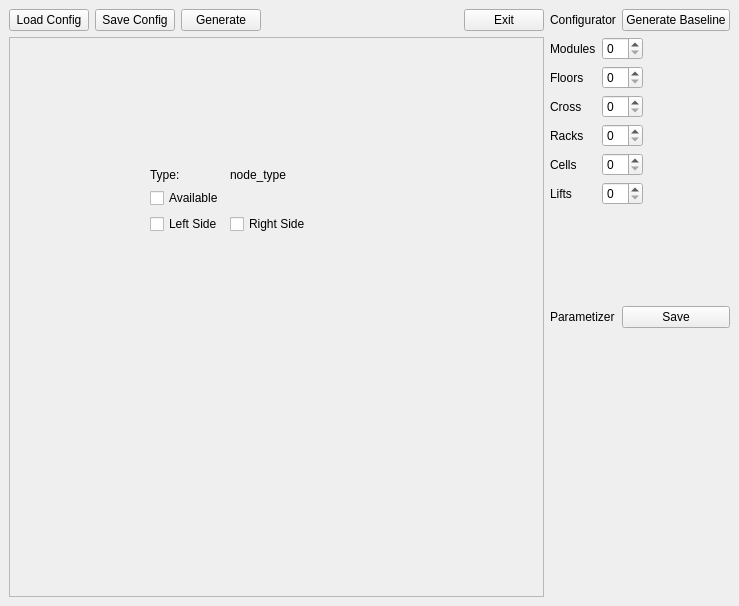
First picture: the form in ui/main_window.ui, repository azzzile/sber_RLab, before the edit.
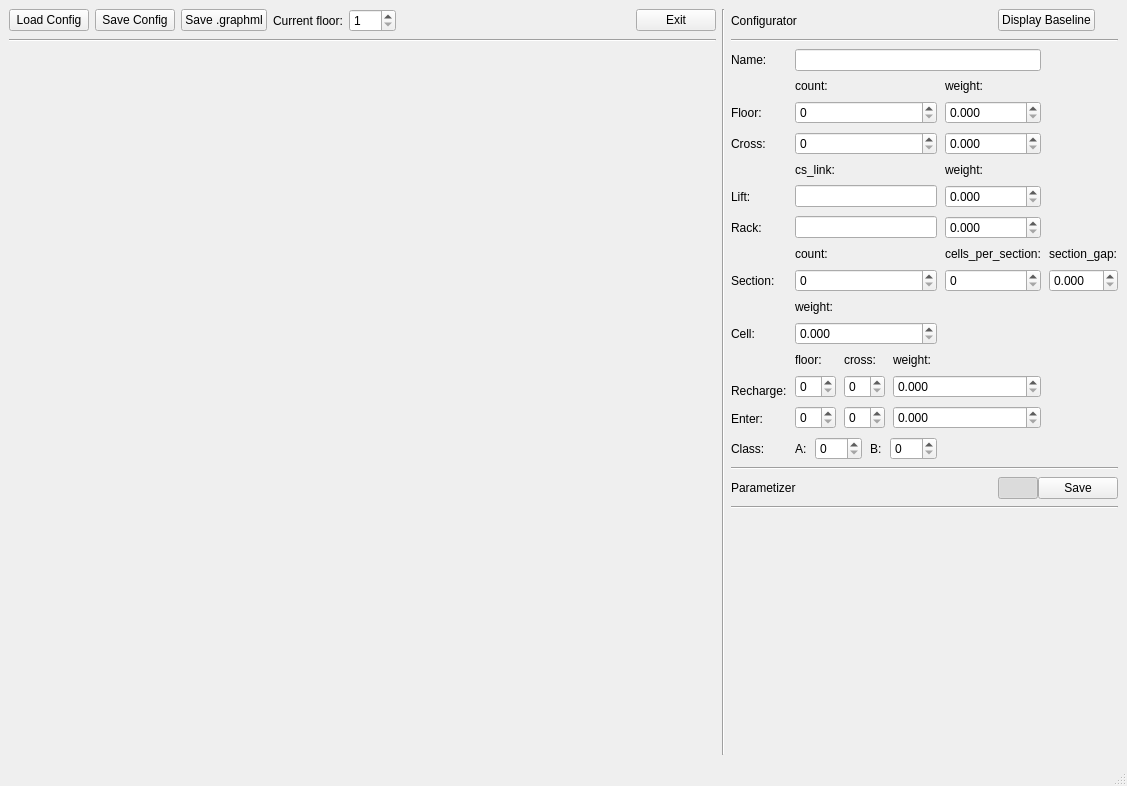
Second picture: the form after the edit. Icons and pictures are not drawn.

Commit message: graph display finally success

```diff
--- a/ui/main_window.ui
+++ b/ui/main_window.ui
@@ -2,22 +2,58 @@
 <ui version="4.0">
  <class>MainWindow</class>
  <widget class="QMainWindow" name="MainWindow">
+  <property name="enabled">
+   <bool>true</bool>
+  </property>
   <property name="geometry">
    <rect>
     <x>0</x>
     <y>0</y>
-    <width>739</width>
-    <height>606</height>
+    <width>1127</width>
+    <height>786</height>
    </rect>
   </property>
   <property name="windowTitle">
-   <string>MainWindow</string>
+   <string>GraphGUI</string>
+  </property>
+  <property name="tabShape">
+   <enum>QTabWidget::Rounded</enum>
   </property>
   <widget class="QWidget" name="centralwidget">
    <layout class="QGridLayout" name="gridLayout_2">
     <item row="0" column="0" rowspan="3">
      <layout class="QGridLayout" name="gridLayout">
-      <item row="0" column="3">
+      <property name="verticalSpacing">
+       <number>7</number>
+      </property>
+      <item row="4" column="8" colspan="2">
+       <widget class="Line" name="line_4">
+        <property name="orientation">
+         <enum>Qt::Horizontal</enum>
+        </property>
+       </widget>
+      </item>
+      <item row="1" column="1">
+       <widget class="QPushButton" name="button_saveConf">
+        <property name="text">
+         <string>Save Config</string>
+        </property>
+       </widget>
+      </item>
+      <item row="2" column="0" colspan="7">
+       <widget class="Line" name="line_2">
+        <property name="sizePolicy">
+         <sizepolicy hsizetype="Preferred" vsizetype="Fixed">
+          <horstretch>0</horstretch>
+          <verstretch>0</verstretch>
+         </sizepolicy>
+        </property>
+        <property name="orientation">
+         <enum>Qt::Horizontal</enum>
+        </property>
+       </widget>
+      </item>
+      <item row="1" column="5">
        <spacer name="horizontalSpacer">
         <property name="orientation">
          <enum>Qt::Horizontal</enum>
@@ -33,170 +69,544 @@
         </property>
        </spacer>
       </item>
-      <item row="0" column="4">
-       <widget class="QPushButton" name="pushButton_4">
+      <item row="2" column="8" colspan="2">
+       <widget class="Line" name="line_3">
+        <property name="sizePolicy">
+         <sizepolicy hsizetype="Preferred" vsizetype="Fixed">
+          <horstretch>0</horstretch>
+          <verstretch>0</verstretch>
+         </sizepolicy>
+        </property>
+        <property name="orientation">
+         <enum>Qt::Horizontal</enum>
+        </property>
+       </widget>
+      </item>
+      <item row="5" column="8">
+       <widget class="QLabel" name="m_label_2">
         <property name="text">
-         <string>Exit</string>
+         <string>Parametizer</string>
         </property>
        </widget>
       </item>
-      <item row="0" column="0">
-       <widget class="QPushButton" name="pushButton_3">
+      <item row="1" column="0">
+       <widget class="QPushButton" name="button_loadConf">
         <property name="text">
          <string>Load Config</string>
         </property>
        </widget>
       </item>
-      <item row="2" column="6">
-       <widget class="QPushButton" name="pushButton_5">
+      <item row="1" column="9">
+       <widget class="QPushButton" name="button_displayBase">
+        <property name="sizePolicy">
+         <sizepolicy hsizetype="Fixed" vsizetype="Fixed">
+          <horstretch>0</horstretch>
+          <verstretch>0</verstretch>
+         </sizepolicy>
+        </property>
         <property name="text">
-         <string>Save</string>
+         <string>Display Baseline</string>
         </property>
        </widget>
       </item>
-      <item row="0" column="2">
-       <widget class="QPushButton" name="pushButton">
+      <item row="8" column="8">
+       <spacer name="verticalSpacer_2">
+        <property name="orientation">
+         <enum>Qt::Vertical</enum>
+        </property>
+        <property name="sizeType">
+         <enum>QSizePolicy::Maximum</enum>
+        </property>
+        <property name="sizeHint" stdset="0">
+         <size>
+          <width>20</width>
+          <height>250</height>
+         </size>
+        </property>
+       </spacer>
+      </item>
+      <item row="6" column="8" colspan="2">
+       <widget class="Line" name="line_5">
+        <property name="orientation">
+         <enum>Qt::Horizontal</enum>
+        </property>
+       </widget>
+      </item>
+      <item row="1" column="7" rowspan="8">
+       <widget class="Line" name="line">
+        <property name="orientation">
+         <enum>Qt::Vertical</enum>
+        </property>
+       </widget>
+      </item>
+      <item row="1" column="6">
+       <widget class="QPushButton" name="button_exit">
         <property name="text">
-         <string>Generate</string>
+         <string>Exit</string>
         </property>
        </widget>
       </item>
-      <item row="1" column="5" colspan="2">
-       <layout class="QFormLayout" name="formLayout_2">
-        <item row="0" column="0">
-         <widget class="QLabel" name="label_7">
-          <property name="text">
-           <string>Modules</string>
-          </property>
-         </widget>
-        </item>
+      <item row="1" column="3">
+       <widget class="QLabel" name="label_14">
+        <property name="text">
+         <string>Current floor:</string>
+        </property>
+       </widget>
+      </item>
+      <item row="3" column="8" colspan="2">
+       <layout class="QGridLayout" name="gridLayout_4">
         <item row="0" column="1">
-         <widget class="QSpinBox" name="spinBox_6">
-          <property name="sizePolicy">
-           <sizepolicy hsizetype="Fixed" vsizetype="Fixed">
-            <horstretch>0</horstretch>
-            <verstretch>0</verstretch>
-           </sizepolicy>
+         <layout class="QGridLayout" name="gridLayout_5">
+          <property name="spacing">
+           <number>8</number>
           </property>
-         </widget>
-        </item>
-        <item row="1" column="0">
-         <widget class="QLabel" name="label_3">
-          <property name="text">
-           <string>Floors</string>
-          </property>
-         </widget>
-        </item>
-        <item row="1" column="1">
-         <widget class="QSpinBox" name="spinBox_2">
-          <property name="sizePolicy">
-           <sizepolicy hsizetype="Fixed" vsizetype="Fixed">
-            <horstretch>0</horstretch>
-            <verstretch>0</verstretch>
-           </sizepolicy>
-          </property>
-         </widget>
-        </item>
-        <item row="2" column="0">
-         <widget class="QLabel" name="label_2">
-          <property name="text">
-           <string>Cross</string>
-          </property>
-         </widget>
-        </item>
-        <item row="2" column="1">
-         <widget class="QSpinBox" name="spinBox">
-          <property name="sizePolicy">
-           <sizepolicy hsizetype="Fixed" vsizetype="Fixed">
-            <horstretch>0</horstretch>
-            <verstretch>0</verstretch>
-           </sizepolicy>
-          </property>
-         </widget>
-        </item>
-        <item row="3" column="0">
-         <widget class="QLabel" name="label_4">
-          <property name="text">
-           <string>Racks</string>
-          </property>
-         </widget>
-        </item>
-        <item row="3" column="1">
-         <widget class="QSpinBox" name="spinBox_3">
-          <property name="sizePolicy">
-           <sizepolicy hsizetype="Fixed" vsizetype="Fixed">
-            <horstretch>0</horstretch>
-            <verstretch>0</verstretch>
-           </sizepolicy>
-          </property>
-         </widget>
-        </item>
-        <item row="4" column="0">
-         <widget class="QLabel" name="label_5">
-          <property name="text">
-           <string>Cells</string>
-          </property>
-         </widget>
-        </item>
-        <item row="4" column="1">
-         <widget class="QSpinBox" name="spinBox_4">
-          <property name="sizePolicy">
-           <sizepolicy hsizetype="Fixed" vsizetype="Fixed">
-            <horstretch>0</horstretch>
-            <verstretch>0</verstretch>
-           </sizepolicy>
-          </property>
-         </widget>
-        </item>
-        <item row="5" column="0">
-         <widget class="QLabel" name="label_6">
-          <property name="text">
-           <string>Lifts</string>
-          </property>
-         </widget>
-        </item>
-        <item row="5" column="1">
-         <widget class="QSpinBox" name="spinBox_5">
-          <property name="sizePolicy">
-           <sizepolicy hsizetype="Fixed" vsizetype="Fixed">
-            <horstretch>0</horstretch>
-            <verstretch>0</verstretch>
-           </sizepolicy>
-          </property>
-         </widget>
+          <item row="6" column="1">
+           <widget class="QLineEdit" name="liftCSLink_lineEdit">
+            <property name="sizePolicy">
+             <sizepolicy hsizetype="Preferred" vsizetype="Fixed">
+              <horstretch>0</horstretch>
+              <verstretch>0</verstretch>
+             </sizepolicy>
+            </property>
+            <property name="text">
+             <string/>
+            </property>
+            <property name="dragEnabled">
+             <bool>false</bool>
+            </property>
+           </widget>
+          </item>
+          <item row="9" column="3">
+           <widget class="QDoubleSpinBox" name="sectionGap_spinBox">
+            <property name="decimals">
+             <number>3</number>
+            </property>
+           </widget>
+          </item>
+          <item row="2" column="1">
+           <widget class="QLabel" name="label">
+            <property name="text">
+             <string>count:</string>
+            </property>
+           </widget>
+          </item>
+          <item row="5" column="1">
+           <widget class="QLabel" name="label_3">
+            <property name="text">
+             <string>cs_link:</string>
+            </property>
+           </widget>
+          </item>
+          <item row="15" column="1">
+           <layout class="QHBoxLayout" name="horizontalLayout_7">
+            <item>
+             <layout class="QHBoxLayout" name="horizontalLayout">
+              <item>
+               <widget class="QLabel" name="label_9">
+                <property name="text">
+                 <string>A:</string>
+                </property>
+               </widget>
+              </item>
+              <item>
+               <widget class="QSpinBox" name="classA_spinBox">
+                <property name="maximum">
+                 <number>999</number>
+                </property>
+               </widget>
+              </item>
+              <item>
+               <widget class="QLabel" name="label_8">
+                <property name="text">
+                 <string>B:</string>
+                </property>
+               </widget>
+              </item>
+              <item>
+               <layout class="QHBoxLayout" name="horizontalLayout_2">
+                <item>
+                 <widget class="QSpinBox" name="classB_spinBox">
+                  <property name="maximum">
+                   <number>999</number>
+                  </property>
+                 </widget>
+                </item>
+               </layout>
+              </item>
+             </layout>
+            </item>
+           </layout>
+          </item>
+          <item row="10" column="1">
+           <widget class="QLabel" name="label_4">
+            <property name="text">
+             <string>weight:</string>
+            </property>
+           </widget>
+          </item>
+          <item row="7" column="1">
+           <widget class="QLineEdit" name="rackCSLink_lineEdit">
+            <property name="sizePolicy">
+             <sizepolicy hsizetype="Preferred" vsizetype="Fixed">
+              <horstretch>0</horstretch>
+              <verstretch>0</verstretch>
+             </sizepolicy>
+            </property>
+           </widget>
+          </item>
+          <item row="11" column="1">
+           <widget class="QDoubleSpinBox" name="cellWeight_spinBox">
+            <property name="sizePolicy">
+             <sizepolicy hsizetype="Preferred" vsizetype="Fixed">
+              <horstretch>0</horstretch>
+              <verstretch>0</verstretch>
+             </sizepolicy>
+            </property>
+            <property name="decimals">
+             <number>3</number>
+            </property>
+           </widget>
+          </item>
+          <item row="6" column="0">
+           <widget class="QLabel" name="t_label_3">
+            <property name="text">
+             <string>Lift:</string>
+            </property>
+           </widget>
+          </item>
+          <item row="4" column="0">
+           <widget class="QLabel" name="t_label_2">
+            <property name="text">
+             <string>Cross:</string>
+            </property>
+           </widget>
+          </item>
+          <item row="5" column="2">
+           <widget class="QLabel" name="label_13">
+            <property name="text">
+             <string>weight:</string>
+            </property>
+           </widget>
+          </item>
+          <item row="3" column="0">
+           <widget class="QLabel" name="t_label">
+            <property name="text">
+             <string>Floor:</string>
+            </property>
+           </widget>
+          </item>
+          <item row="8" column="2">
+           <widget class="QLabel" name="label_12">
+            <property name="text">
+             <string>cells_per_section:</string>
+            </property>
+           </widget>
+          </item>
+          <item row="6" column="2">
+           <widget class="QDoubleSpinBox" name="liftWeight_spinBox">
+            <property name="sizePolicy">
+             <sizepolicy hsizetype="Preferred" vsizetype="Fixed">
+              <horstretch>0</horstretch>
+              <verstretch>0</verstretch>
+             </sizepolicy>
+            </property>
+            <property name="decimals">
+             <number>3</number>
+            </property>
+           </widget>
+          </item>
+          <item row="14" column="0">
+           <widget class="QLabel" name="t_label_8">
+            <property name="text">
+             <string>Enter:</string>
+            </property>
+           </widget>
+          </item>
+          <item row="9" column="2">
+           <widget class="QSpinBox" name="sectionCellsPerSection_spinBox">
+            <property name="sizePolicy">
+             <sizepolicy hsizetype="Preferred" vsizetype="Fixed">
+              <horstretch>0</horstretch>
+              <verstretch>0</verstretch>
+             </sizepolicy>
+            </property>
+           </widget>
+          </item>
+          <item row="8" column="1">
+           <widget class="QLabel" name="label_11">
+            <property name="text">
+             <string>count:</string>
+            </property>
+           </widget>
+          </item>
+          <item row="7" column="2">
+           <widget class="QDoubleSpinBox" name="rackWeight_spinBox">
+            <property name="sizePolicy">
+             <sizepolicy hsizetype="Preferred" vsizetype="Fixed">
+              <horstretch>0</horstretch>
+              <verstretch>0</verstretch>
+             </sizepolicy>
+            </property>
+            <property name="decimals">
+             <number>3</number>
+            </property>
+           </widget>
+          </item>
+          <item row="4" column="1">
+           <widget class="QSpinBox" name="crossCount_spinBox">
+            <property name="sizePolicy">
+             <sizepolicy hsizetype="Preferred" vsizetype="Fixed">
+              <horstretch>0</horstretch>
+              <verstretch>0</verstretch>
+             </sizepolicy>
+            </property>
+           </widget>
+          </item>
+          <item row="7" column="0">
+           <widget class="QLabel" name="t_label_4">
+            <property name="text">
+             <string>Rack:</string>
+            </property>
+           </widget>
+          </item>
+          <item row="1" column="1" colspan="2">
+           <widget class="QLineEdit" name="name_lineEdit">
+            <property name="enabled">
+             <bool>true</bool>
+            </property>
+            <property name="sizePolicy">
+             <sizepolicy hsizetype="Preferred" vsizetype="Fixed">
+              <horstretch>0</horstretch>
+              <verstretch>0</verstretch>
+             </sizepolicy>
+            </property>
+           </widget>
+          </item>
+          <item row="3" column="2">
+           <widget class="QDoubleSpinBox" name="floorWeight_spinBox">
+            <property name="sizePolicy">
+             <sizepolicy hsizetype="Preferred" vsizetype="Fixed">
+              <horstretch>0</horstretch>
+              <verstretch>0</verstretch>
+             </sizepolicy>
+            </property>
+            <property name="decimals">
+             <number>3</number>
+            </property>
+           </widget>
+          </item>
+          <item row="8" column="3">
+           <widget class="QLabel" name="label_10">
+            <property name="text">
+             <string>section_gap:</string>
+            </property>
+           </widget>
+          </item>
+          <item row="3" column="1">
+           <widget class="QSpinBox" name="floorCount_spinBox">
+            <property name="sizePolicy">
+             <sizepolicy hsizetype="Preferred" vsizetype="Fixed">
+              <horstretch>0</horstretch>
+              <verstretch>0</verstretch>
+             </sizepolicy>
+            </property>
+           </widget>
+          </item>
+          <item row="11" column="0">
+           <widget class="QLabel" name="t_label_6">
+            <property name="text">
+             <string>Cell:</string>
+            </property>
+           </widget>
+          </item>
+          <item row="2" column="2">
+           <widget class="QLabel" name="label_2">
+            <property name="text">
+             <string>weight:</string>
+            </property>
+           </widget>
+          </item>
+          <item row="9" column="0">
+           <widget class="QLabel" name="t_label_5">
+            <property name="text">
+             <string>Section:</string>
+            </property>
+           </widget>
+          </item>
+          <item row="4" column="2">
+           <widget class="QDoubleSpinBox" name="crossWeight_SpinBox">
+            <property name="sizePolicy">
+             <sizepolicy hsizetype="Preferred" vsizetype="Fixed">
+              <horstretch>0</horstretch>
+              <verstretch>0</verstretch>
+             </sizepolicy>
+            </property>
+            <property name="decimals">
+             <number>3</number>
+            </property>
+           </widget>
+          </item>
+          <item row="1" column="0">
+           <widget class="QLabel" name="f_label">
+            <property name="text">
+             <string>Name:</string>
+            </property>
+           </widget>
+          </item>
+          <item row="9" column="1">
+           <widget class="QSpinBox" name="sectionCount_spinBox">
+            <property name="sizePolicy">
+             <sizepolicy hsizetype="Preferred" vsizetype="Fixed">
+              <horstretch>0</horstretch>
+              <verstretch>0</verstretch>
+             </sizepolicy>
+            </property>
+           </widget>
+          </item>
+          <item row="12" column="1" rowspan="3" colspan="2">
+           <layout class="QHBoxLayout" name="horizontalLayout_5">
+            <item>
+             <layout class="QVBoxLayout" name="verticalLayout_2">
+              <item>
+               <widget class="QLabel" name="label_7">
+                <property name="text">
+                 <string>floor:</string>
+                </property>
+               </widget>
+              </item>
+              <item>
+               <widget class="QSpinBox" name="reachargeFloor_spinBox">
+                <property name="sizePolicy">
+                 <sizepolicy hsizetype="Fixed" vsizetype="Fixed">
+                  <horstretch>0</horstretch>
+                  <verstretch>0</verstretch>
+                 </sizepolicy>
+                </property>
+               </widget>
+              </item>
+              <item>
+               <widget class="QSpinBox" name="enterFloor_spinBox">
+                <property name="sizePolicy">
+                 <sizepolicy hsizetype="Fixed" vsizetype="Fixed">
+                  <horstretch>0</horstretch>
+                  <verstretch>0</verstretch>
+                 </sizepolicy>
+                </property>
+               </widget>
+              </item>
+             </layout>
+            </item>
+            <item>
+             <layout class="QVBoxLayout" name="verticalLayout_5">
+              <item>
+               <widget class="QLabel" name="label_6">
+                <property name="text">
+                 <string>cross:</string>
+                </property>
+               </widget>
+              </item>
+              <item>
+               <widget class="QSpinBox" name="rechargeCross_spinBox">
+                <property name="sizePolicy">
+                 <sizepolicy hsizetype="Fixed" vsizetype="Fixed">
+                  <horstretch>0</horstretch>
+                  <verstretch>0</verstretch>
+                 </sizepolicy>
+                </property>
+               </widget>
+              </item>
+              <item>
+               <widget class="QSpinBox" name="enterCross_spinBox">
+                <property name="sizePolicy">
+                 <sizepolicy hsizetype="Fixed" vsizetype="Fixed">
+                  <horstretch>0</horstretch>
+                  <verstretch>0</verstretch>
+                 </sizepolicy>
+                </property>
+               </widget>
+              </item>
+             </layout>
+            </item>
+            <item>
+             <layout class="QVBoxLayout" name="verticalLayout_4">
+              <item>
+               <widget class="QLabel" name="label_5">
+                <property name="text">
+                 <string>weight:</string>
+                </property>
+               </widget>
+              </item>
+              <item>
+               <widget class="QDoubleSpinBox" name="rechargeWeight_spinBox">
+                <property name="decimals">
+                 <number>3</number>
+                </property>
+               </widget>
+              </item>
+              <item>
+               <widget class="QDoubleSpinBox" name="enterWeight_spinBox">
+                <property name="decimals">
+                 <number>3</number>
+                </property>
+               </widget>
+              </item>
+             </layout>
+            </item>
+           </layout>
+          </item>
+          <item row="13" column="0">
+           <widget class="QLabel" name="t_label_7">
+            <property name="text">
+             <string>Recharge:</string>
+            </property>
+           </widget>
+          </item>
+          <item row="15" column="0">
+           <widget class="QLabel" name="t_label_9">
+            <property name="text">
+             <string>Class:</string>
+            </property>
+           </widget>
+          </item>
+         </layout>
         </item>
        </layout>
       </item>
-      <item row="2" column="5">
-       <widget class="QLabel" name="label_12">
-        <property name="text">
-         <string>Parametizer</string>
+      <item row="1" column="4">
+       <widget class="QSpinBox" name="curFloor_spinBox">
+        <property name="minimum">
+         <number>1</number>
         </property>
-       </widget>
-      </item>
-      <item row="0" column="6">
-       <widget class="QPushButton" name="pushButton_8">
-        <property name="text">
-         <string>Generate Baseline</string>
+        <property name="maximum">
+         <number>999</number>
         </property>
        </widget>
       </item>
-      <item row="0" column="1">
-       <widget class="QPushButton" name="pushButton_2">
+      <item row="1" column="2">
+       <widget class="QPushButton" name="button_saveGraph">
         <property name="text">
-         <string>Save Config</string>
+         <string>Save .graphml</string>
         </property>
        </widget>
       </item>
-      <item row="0" column="5">
-       <widget class="QLabel" name="label_8">
+      <item row="1" column="8">
+       <widget class="QLabel" name="m_label">
         <property name="text">
          <string>Configurator</string>
         </property>
        </widget>
       </item>
-      <item row="1" column="0" rowspan="3" colspan="5">
+      <item row="3" column="0" rowspan="6" colspan="7">
        <widget class="QScrollArea" name="scrollArea">
+        <property name="sizePolicy">
+         <sizepolicy hsizetype="Preferred" vsizetype="Expanding">
+          <horstretch>0</horstretch>
+          <verstretch>0</verstretch>
+         </sizepolicy>
+        </property>
+        <property name="frameShape">
+         <enum>QFrame::NoFrame</enum>
+        </property>
         <property name="widgetResizable">
          <bool>true</bool>
         </property>
@@ -205,64 +615,66 @@
           <rect>
            <x>0</x>
            <y>0</y>
-           <width>516</width>
-           <height>545</height>
+           <width>677</width>
+           <height>692</height>
           </rect>
          </property>
-         <widget class="QWidget" name="formLayoutWidget_2">
-          <property name="geometry">
-           <rect>
-            <x>140</x>
-            <y>130</y>
-            <width>190</width>
-            <height>341</height>
-           </rect>
-          </property>
-          <layout class="QFormLayout" name="formLayout_4">
-           <item row="0" column="0">
-            <widget class="QLabel" name="label">
-             <property name="text">
-              <string>Type:</string>
-             </property>
-            </widget>
-           </item>
-           <item row="0" column="1">
-            <widget class="QLabel" name="label_11">
-             <property name="text">
-              <string>node_type</string>
-             </property>
-            </widget>
-           </item>
-           <item row="1" column="0">
-            <widget class="QCheckBox" name="checkBox">
-             <property name="text">
-              <string>Available</string>
-             </property>
-            </widget>
-           </item>
-           <item row="2" column="0">
-            <widget class="QCheckBox" name="checkBox_2">
-             <property name="text">
-              <string>Left Side</string>
-             </property>
-            </widget>
-           </item>
-           <item row="2" column="1">
-            <widget class="QCheckBox" name="checkBox_3">
-             <property name="text">
-              <string>Right Side</string>
-             </property>
-            </widget>
-           </item>
-          </layout>
-         </widget>
+         <layout class="QGridLayout" name="gridLayout_3"/>
         </widget>
        </widget>
       </item>
+      <item row="5" column="9">
+       <layout class="QHBoxLayout" name="horizontalLayout_6">
+        <item>
+         <widget class="QPushButton" name="button_lockFloor">
+          <property name="enabled">
+           <bool>true</bool>
+          </property>
+          <property name="sizePolicy">
+           <sizepolicy hsizetype="Fixed" vsizetype="Fixed">
+            <horstretch>0</horstretch>
+            <verstretch>0</verstretch>
+           </sizepolicy>
+          </property>
+          <property name="text">
+           <string/>
+          </property>
+          <property name="icon">
+           <iconset>
+            <normaloff>../unlocking.png</normaloff>
+            <normalon>../blocking.png</normalon>../unlocking.png</iconset>
+          </property>
+          <property name="checkable">
+           <bool>true</bool>
+          </property>
+          <property name="checked">
+           <bool>true</bool>
+          </property>
+          <property name="autoDefault">
+           <bool>false</bool>
+          </property>
+          <property name="default">
+           <bool>false</bool>
+          </property>
+          <property name="flat">
+           <bool>false</bool>
+          </property>
+         </widget>
+        </item>
+        <item>
+         <widget class="QPushButton" name="button_saveParams">
+          <property name="text">
+           <string>Save</string>
+          </property>
+         </widget>
+        </item>
+       </layout>
+      </item>
      </layout>
     </item>
    </layout>
   </widget>
+  <widget class="QStatusBar" name="statusBar"/>
  </widget>
  <resources/>
  <connections/>
```
The commit also changes 19 other files.
